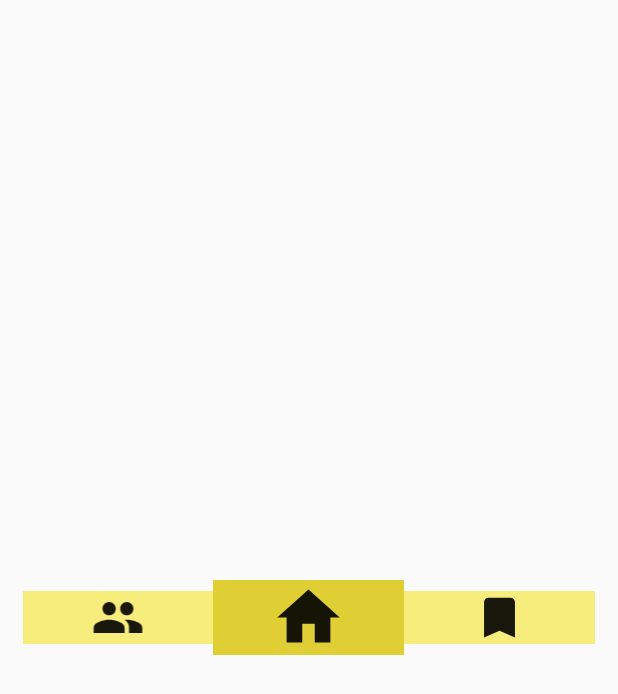
After one commit to lily514/book-app-428, an Android app: the layout action_bar.xml on its own in the app's theme, with its tools: preview values and no code run, on a phone screen of 412 x 824 dp. The commit adds this screen. Shown: the top 694 px of the screen. Run offline under Robolectric (Android 15) with nearby library versions, the phone set to English and light mode, and no system bars.

Commit message:
Changed color scheme and added icon buttons at the bottom of home screen

```diff
--- a/app/build.gradle
+++ b/app/build.gradle
@@ -28,5 +28,7 @@ dependencies {
     compile 'com.android.support.constraint:constraint-layout:1.0.2'
     compile 'com.android.support:recyclerview-v7:25.2.0'
     compile 'com.android.support:support-v4:25.2.0'
+    compile 'com.android.support:design:25.2.0'
+
     testCompile 'junit:junit:4.12'
 }
--- /dev/null
+++ b/app/src/main/res/drawable/ic_bookmark.xml
@@ -0,0 +1,5 @@
+<vector android:alpha="0.90" android:height="24dp"
+    android:viewportHeight="24.0" android:viewportWidth="24.0"
+    android:width="24dp" xmlns:android="http://schemas.android.com/apk/res/android">
+    <path android:fillColor="#FF000000" android:pathData="M17,3H7c-1.1,0 -1.99,0.9 -1.99,2L5,21l7,-3 7,3V5c0,-1.1 -0.9,-2 -2,-2z"/>
+</vector>
--- /dev/null
+++ b/app/src/main/res/drawable/ic_home.xml
@@ -0,0 +1,5 @@
+<vector android:alpha="0.90" android:height="24dp"
+    android:viewportHeight="24.0" android:viewportWidth="24.0"
+    android:width="24dp" xmlns:android="http://schemas.android.com/apk/res/android">
+    <path android:fillColor="#FF000000" android:pathData="M10,20v-6h4v6h5v-8h3L12,3 2,12h3v8z"/>
+</vector>
--- /dev/null
+++ b/app/src/main/res/drawable/ic_people.xml
@@ -0,0 +1,5 @@
+<vector android:alpha="0.90" android:height="24dp"
+    android:viewportHeight="24.0" android:viewportWidth="24.0"
+    android:width="24dp" xmlns:android="http://schemas.android.com/apk/res/android">
+    <path android:fillColor="#FF000000" android:pathData="M16,11c1.66,0 2.99,-1.34 2.99,-3S17.66,5 16,5c-1.66,0 -3,1.34 -3,3s1.34,3 3,3zM8,11c1.66,0 2.99,-1.34 2.99,-3S9.66,5 8,5C6.34,5 5,6.34 5,8s1.34,3 3,3zM8,13c-2.33,0 -7,1.17 -7,3.5L1,19h14v-2.5c0,-2.33 -4.67,-3.5 -7,-3.5zM16,13c-0.29,0 -0.62,0.02 -0.97,0.05 1.16,0.84 1.97,1.97 1.97,3.45L17,19h6v-2.5c0,-2.33 -4.67,-3.5 -7,-3.5z"/>
+</vector>
--- /dev/null
+++ b/app/src/main/res/layout/action_bar.xml
@@ -0,0 +1,48 @@
+<RelativeLayout xmlns:android="http://schemas.android.com/apk/res/android"
+    xmlns:tools="http://schemas.android.com/tools"
+    android:layout_width="match_parent"
+    android:layout_height="match_parent"
+    android:orientation="vertical"
+    tools:context="com.cs428.app.bookapp.activity.fragments.HomeFragment">
+
+    <LinearLayout
+        android:id="@+id/toolbar_actions"
+        android:layout_width="match_parent"
+        android:layout_height="match_parent"
+        android:layout_marginStart="15dp"
+        android:layout_marginEnd="15dp"
+        android:orientation="horizontal"
+        android:gravity="center">
+
+        <ImageButton
+            android:id="@+id/friends_nav_button"
+            android:layout_width="0dp"
+            android:layout_height="35dp"
+            android:layout_weight="1"
+            android:scaleType="fitCenter"
+            android:background="@color/secondaryLightColor"
+            android:contentDescription="@string/nav_item_friends"
+            android:src="@drawable/ic_people" />
+
+        <ImageButton
+            android:id="@+id/home_nav_button"
+            android:layout_width="0dp"
+            android:layout_height="50dp"
+            android:layout_weight="1"
+            android:scaleType="fitCenter"
+            android:background="@color/secondaryColor"
+            android:contentDescription="@string/nav_item_home"
+            android:src="@drawable/ic_home" />
+
+        <ImageButton
+            android:id="@+id/books_nav_button"
+            android:layout_width="0dp"
+            android:layout_height="35dp"
+            android:layout_weight="1"
+            android:scaleType="fitCenter"
+            android:background="@color/secondaryLightColor"
+            android:contentDescription="@string/nav_item_books"
+            android:src="@drawable/ic_bookmark" />
+    </LinearLayout>
+
+</RelativeLayout>
--- a/app/src/main/res/layout/toolbar.xml
+++ b/app/src/main/res/layout/banner.xml
@@ -1,10 +1,11 @@
 <?xml version="1.0" encoding="utf-8"?>
 <android.support.v7.widget.Toolbar xmlns:android="http://schemas.android.com/apk/res/android"
     xmlns:local="http://schemas.android.com/apk/res-auto"
-    android:id="@+id/toolbar"
+    android:id="@+id/banner"
     android:layout_width="match_parent"
     android:layout_height="wrap_content"
     android:minHeight="?attr/actionBarSize"
     android:background="?attr/colorPrimary"
     local:theme="@style/ThemeOverlay.AppCompat.Dark.ActionBar"
-    local:popupTheme="@style/ThemeOverlay.AppCompat.Light" />
+    local:popupTheme="@style/ThemeOverlay.AppCompat.Light">
+</android.support.v7.widget.Toolbar>
--- a/app/src/main/res/values/colors.xml
+++ b/app/src/main/res/values/colors.xml
@@ -1,42 +1,11 @@
-<?xml version="1.0" encoding="utf-8"?>
+<!--?xml version="1.0" encoding="UTF-8"?-->
 <resources>
-    <color name="colorPrimary">#5737BC</color>
-    <color name="colorPrimaryDark">#4D4B45</color>
-    <color name="textColorPrimary">#FFFFFF</color>
-    <color name="windowBackground">#FFFFFF</color>
-    <color name="navigationBarColor">#6D51C7</color>
-    <color name="colorAccent">#FFE991</color>
+    <color name="primaryColor">#3797e3</color>
+    <color name="primaryDarkColor">#1246a6</color>
+    <color name="secondaryColor">#dfce34</color>
+    <color name="secondaryLightColor">#f7ed7d</color>
+    <color name="secondaryDarkColor">#998f08</color>
+    <color name="primaryTextColor">#000000</color>
+    <color name="secondaryTextColor">#a0a0a0</color>
+    <color name="toolbarBackground">#e1e1e1</color>
 </resources>
-
-    <!--
-       Color Palette by Paletton.com
-     -->
-<!--<colorset id="primary" title="Primary color">-->
-    <!--<color id="primary-0" nr="0" rgb="5737BC" r="87" g="55" b="188" r0="0.341" g0="0.216" b0="0.737"/>-->
-    <!--<color id="primary-1" nr="1" rgb="8A73D5" r="138" g="115" b="213" r0="0.541" g0="0.451" b0="0.835"/>-->
-    <!--<color id="primary-2" nr="2" rgb="6D51C7" r="109" g="81" b="199" r0="0.427" g0="0.318" b0="0.78"/>-->
-    <!--<color id="primary-3" nr="3" rgb="3E18B7" r="62" g="24" b="183" r0="0.243" g0="0.094" b0="0.718"/>-->
-    <!--<color id="primary-4" nr="4" rgb="2E0F93" r="46" g="15" b="147" r0="0.18" g0="0.059" b0="0.576"/>-->
-<!--</colorset>-->
-<!--<colorset id="secondary-1" title="Secondary color (1)">-->
-    <!--<color id="secondary-1-0" nr="0" rgb="FDEDAE" r="253" g="237" b="174" r0="0.992" g0="0.929" b0="0.682"/>-->
-    <!--<color id="secondary-1-1" nr="1" rgb="FFE57E" r="255" g="229" b="126" r0="1" g0="0.898" b0="0.494"/>-->
-    <!--<color id="secondary-1-2" nr="2" rgb="FFE991" r="255" g="233" b="145" r0="1" g0="0.914" b0="0.569"/>-->
-    <!--<color id="secondary-1-3" nr="3" rgb="CDBF8B" r="205" g="191" b="139" r0="0.804" g0="0.749" b0="0.545"/>-->
-    <!--<color id="secondary-1-4" nr="4" rgb="ABA27C" r="171" g="162" b="124" r0="0.671" g0="0.635" b0="0.486"/>-->
-<!--</colorset>-->
-<!--<colorset id="secondary-2" title="Secondary color (2)">-->
-    <!--<color id="secondary-2-0" nr="0" rgb="7F7A5C" r="127" g="122" b="92" r0="0.498" g0="0.478" b0="0.361"/>-->
-    <!--<color id="secondary-2-1" nr="1" rgb="F7F1D0" r="247" g="241" b="208" r0="0.969" g0="0.945" b0="0.816"/>-->
-    <!--<color id="secondary-2-2" nr="2" rgb="B4AE88" r="180" g="174" b="136" r0="0.706" g0="0.682" b0="0.533"/>-->
-    <!--<color id="secondary-2-3" nr="3" rgb="44412B" r="68" g="65" b="43" r0="0.267" g0="0.255" b0="0.169"/>-->
-    <!--<color id="secondary-2-4" nr="4" rgb="353116" r="53" g="49" b="22" r0="0.208" g0="0.192" b0="0.086"/>-->
-<!--</colorset>-->
-<!--<colorset id="complement" title="Complement color">-->
-    <!--<color id="complement-0" nr="0" rgb="4D4B45" r="77" g="75" b="69" r0="0.302" g0="0.294" b0="0.271"/>-->
-    <!--<color id="complement-1" nr="1" rgb="ACA890" r="172" g="168" b="144" r0="0.675" g0="0.659" b0="0.565"/>-->
-    <!--<color id="complement-2" nr="2" rgb="868372" r="134" g="131" b="114" r0="0.525" g0="0.514" b0="0.447"/>-->
-    <!--<color id="complement-3" nr="3" rgb="7E7A66" r="126" g="122" b="102" r0="0.494" g0="0.478" b0="0.4"/>-->
-    <!--<color id="complement-4" nr="4" rgb="958E6B" r="149" g="142" b="107" r0="0.584" g0="0.557" b0="0.42"/>-->
-<!--</colorset>-->
-<!--</palette>-->
--- a/app/src/main/res/values/styles.xml
+++ b/app/src/main/res/values/styles.xml
@@ -5,8 +5,8 @@
     <style name="MaterialTheme.Base" parent="Theme.AppCompat.Light.DarkActionBar">
         <item name="windowNoTitle">true</item>
         <item name="windowActionBar">false</item>
-        <item name="colorPrimary">@color/colorPrimary</item>
-        <item name="colorPrimaryDark">@color/colorPrimaryDark</item>
-        <item name="colorAccent">@color/colorAccent</item>
+        <item name="colorPrimary">@color/primaryColor</item>
+        <item name="colorPrimaryDark">@color/primaryDarkColor</item>
+        <item name="colorAccent">@color/secondaryColor</item>
     </style>
 </resources>
--- a/build.gradle
+++ b/build.gradle
@@ -6,7 +6,6 @@ buildscript {
     }
     dependencies {
         classpath 'com.android.tools.build:gradle:3.0.1'
-
         // NOTE: Do not place your application dependencies here; they belong
         // in the individual module build.gradle files
     }
```
Also changed, not shown: app/src/main/java/com/cs428/app/bookapp/activity/MainActivity.java (+12 -4 lines), app/src/main/res/layout/activity_main.xml (+11 -11 lines), app/src/main/res/layout/fragment_drawer.xml (deleted, +0 -13 lines), app/src/main/res/layout/fragment_nav_drawer.xml (+8 -5 lines), app/src/main/res/values/strings.xml (+4 -4 lines).
